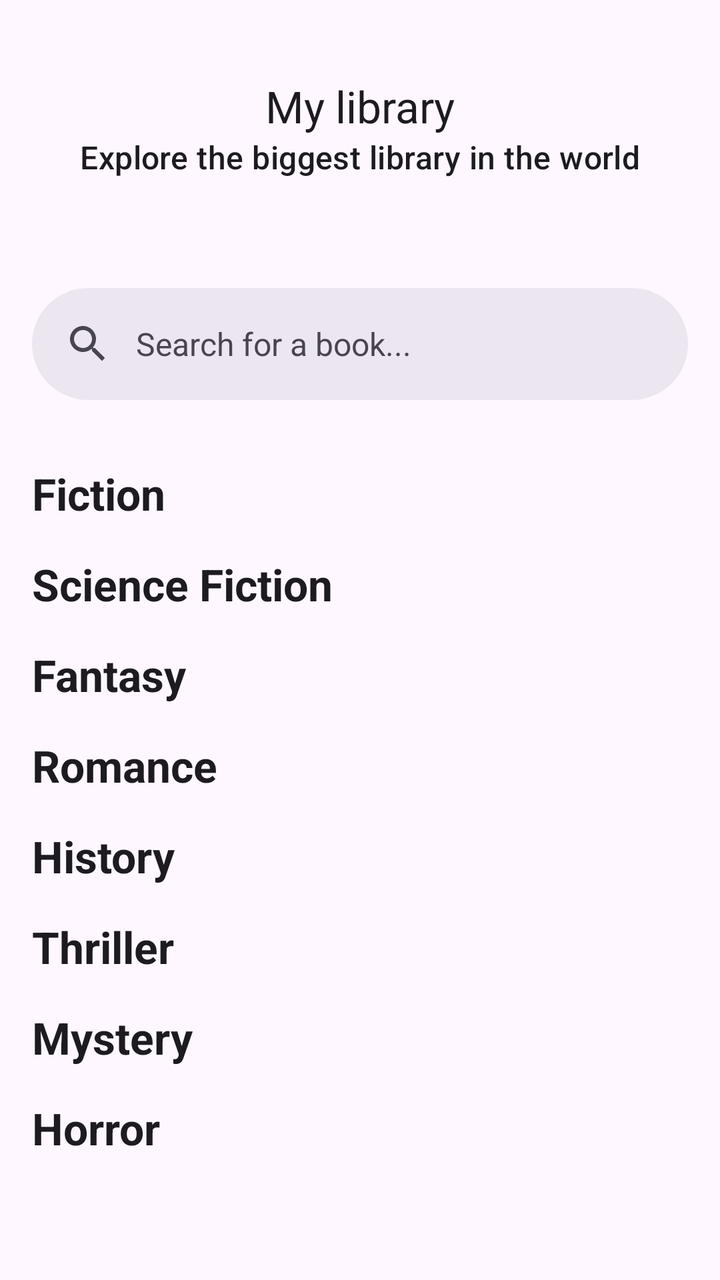
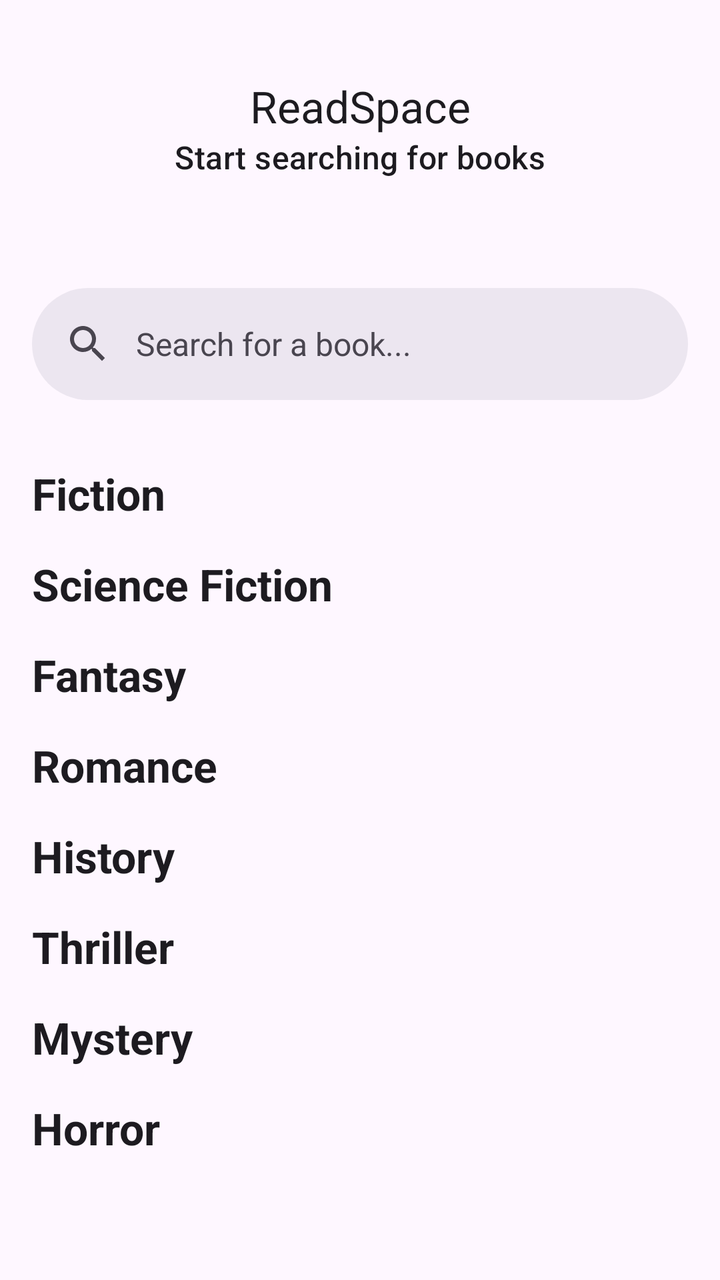

Screens rendered from an Android XML layout before and after an edit, with the pre-edit source and the edit as a unified diff.
<!-- AndroidManifest.xml: application theme Theme.ReadSpace -->
<!-- res/layout/activity_main.xml -->
<?xml version="1.0" encoding="utf-8"?>
<androidx.coordinatorlayout.widget.CoordinatorLayout xmlns:android="http://schemas.android.com/apk/res/android"
    xmlns:app="http://schemas.android.com/apk/res-auto"
    xmlns:tools="http://schemas.android.com/tools"
    android:id="@+id/main"
    android:layout_width="match_parent"
    android:layout_height="match_parent"
    android:orientation="vertical"
    tools:context=".activities.MainActivity">

    <com.google.android.material.appbar.AppBarLayout
        android:layout_width="match_parent"
        android:layout_height="wrap_content"
        android:fitsSystemWindows="true">

        <com.google.android.material.appbar.MaterialToolbar
            android:id="@+id/toolbar"
            android:layout_width="match_parent"
            android:layout_height="128dp"
            app:title="My library"
            app:subtitle="Explore the biggest library in the world"
            app:titleCentered="true"
            app:subtitleCentered="true"
            app:layout_collapseMode="pin"
            app:layout_scrollFlags="scroll"
            app:popupTheme="@style/ThemeOverlay.Material3"/>

        <com.google.android.material.search.SearchBar
            android:id="@+id/searchBar"
            android:layout_width="match_parent"
            android:layout_height="wrap_content"
            android:hint="Search for a book..."
            app:layout_collapseMode="pin"
            app:layout_scrollFlags="snap" />

    </com.google.android.material.appbar.AppBarLayout>

    <com.google.android.material.search.SearchView
        android:id="@+id/searchView"
        android:layout_width="match_parent"
        android:layout_height="match_parent"
        android:hint="Search for a book..."
        app:layout_anchor="@id/searchBar">

        <androidx.recyclerview.widget.RecyclerView
            android:id="@+id/searchRecyclerView"
            android:layout_width="match_parent"
            android:layout_height="match_parent"/>

    </com.google.android.material.search.SearchView>

    <androidx.core.widget.NestedScrollView
        android:layout_width="match_parent"
        android:layout_height="match_parent"
        android:paddingBottom="64dp"
        android:clipToPadding="false"
        app:layout_behavior="@string/appbar_scrolling_view_behavior">

        <LinearLayout
            android:layout_width="match_parent"
            android:layout_height="match_parent"
            android:orientation="vertical">

            <TextView
                android:id="@+id/textView1"
                android:layout_width="match_parent"
                android:layout_height="wrap_content"
                android:layout_marginStart="16dp"
                android:layout_marginTop="16dp"
                android:text="Fiction"
                android:textAppearance="@style/TextAppearance.Material3.TitleLarge"
                android:textStyle="bold" />

            <androidx.recyclerview.widget.RecyclerView
                android:id="@+id/recyclerView"
                android:layout_width="match_parent"
                android:layout_height="wrap_content" />

            <TextView
                android:id="@+id/textView2"
                android:layout_width="match_parent"
                android:layout_height="wrap_content"
                android:layout_marginStart="16dp"
                android:layout_marginTop="16dp"
                android:text="Science Fiction"
                android:textAppearance="@style/TextAppearance.Material3.TitleLarge"
                android:textStyle="bold" />

            <androidx.recyclerview.widget.RecyclerView
                android:id="@+id/recyclerView2"
                android:layout_width="match_parent"
                android:layout_height="wrap_content" />

            <TextView
                android:id="@+id/textView3"
                android:layout_width="match_parent"
                android:layout_height="wrap_content"
                android:layout_marginStart="16dp"
                android:layout_marginTop="16dp"
                android:text="Fantasy"
                android:textAppearance="@style/TextAppearance.Material3.TitleLarge"
                android:textStyle="bold" />

            <androidx.recyclerview.widget.RecyclerView
                android:id="@+id/recyclerView3"
                android:layout_width="match_parent"
                android:layout_height="wrap_content" />

            <TextView
                android:id="@+id/textView4"
                android:layout_width="match_parent"
                android:layout_height="wrap_content"
                android:layout_marginStart="16dp"
                android:layout_marginTop="16dp"
                android:text="Romance"
                android:textAppearance="@style/TextAppearance.Material3.TitleLarge"
                android:textStyle="bold" />

            <androidx.recyclerview.widget.RecyclerView
                android:id="@+id/recyclerView4"
                android:layout_width="match_parent"
                android:layout_height="wrap_content" />

            <TextView
                android:id="@+id/textView5"
                android:layout_width="match_parent"
                android:layout_height="wrap_content"
                android:layout_marginStart="16dp"
                android:layout_marginTop="16dp"
                android:text="History"
                android:textAppearance="@style/TextAppearance.Material3.TitleLarge"
                android:textStyle="bold" />

            <androidx.recyclerview.widget.RecyclerView
                android:id="@+id/recyclerView5"
                android:layout_width="match_parent"
                android:layout_height="wrap_content" />

            <TextView
                android:id="@+id/textView6"
                android:layout_width="match_parent"
                android:layout_height="wrap_content"
                android:layout_marginStart="16dp"
                android:layout_marginTop="16dp"
                android:text="Thriller"
                android:textAppearance="@style/TextAppearance.Material3.TitleLarge"
                android:textStyle="bold" />

            <androidx.recyclerview.widget.RecyclerView
                android:id="@+id/recyclerView6"
                android:layout_width="match_parent"
                android:layout_height="wrap_content" />

            <TextView
                android:id="@+id/textView7"
                android:layout_width="match_parent"
                android:layout_height="wrap_content"
                android:layout_marginStart="16dp"
                android:layout_marginTop="16dp"
                android:text="Mystery"
                android:textAppearance="@style/TextAppearance.Material3.TitleLarge"
                android:textStyle="bold" />

            <androidx.recyclerview.widget.RecyclerView
                android:id="@+id/recyclerView7"
                android:layout_width="match_parent"
                android:layout_height="wrap_content" />

            <TextView
                android:layout_width="match_parent"
                android:layout_height="wrap_content"
                android:layout_marginStart="16dp"
                android:layout_marginTop="16dp"
                android:text="Horror"
                android:textAppearance="@style/TextAppearance.Material3.TitleLarge"
                android:textStyle="bold" />

            <androidx.recyclerview.widget.RecyclerView
                android:id="@+id/recyclerView8"
                android:layout_width="match_parent"
                android:layout_height="wrap_content" />

        </LinearLayout>
    </androidx.core.widget.NestedScrollView>

</androidx.coordinatorlayout.widget.CoordinatorLayout>
<!-- resources referenced by this layout -->
<resources>
  <style name="Theme.ReadSpace" parent="Base.Theme.ReadSpace" />
  <style name="Base.Theme.ReadSpace" parent="Theme.Material3.DayNight.NoActionBar">
          
          
      </style>
</resources>

<!-- the commit's change to res/layout/activity_main.xml (unified diff, before → after) -->
@@ -17,8 +17,8 @@
             android:id="@+id/toolbar"
             android:layout_width="match_parent"
             android:layout_height="128dp"
-            app:title="My library"
-            app:subtitle="Explore the biggest library in the world"
+            app:title="@string/app_name"
+            app:subtitle="Start searching for books"
             app:titleCentered="true"
             app:subtitleCentered="true"
             app:layout_collapseMode="pin"
<!-- resource entries referenced after the edit -->
@@ -1,5 +1,6 @@
 <!-- resources referenced by this layout -->
 <resources>
+  <string name="app_name">ReadSpace</string>
   <style name="Theme.ReadSpace" parent="Base.Theme.ReadSpace" />
   <style name="Base.Theme.ReadSpace" parent="Theme.Material3.DayNight.NoActionBar">
           
